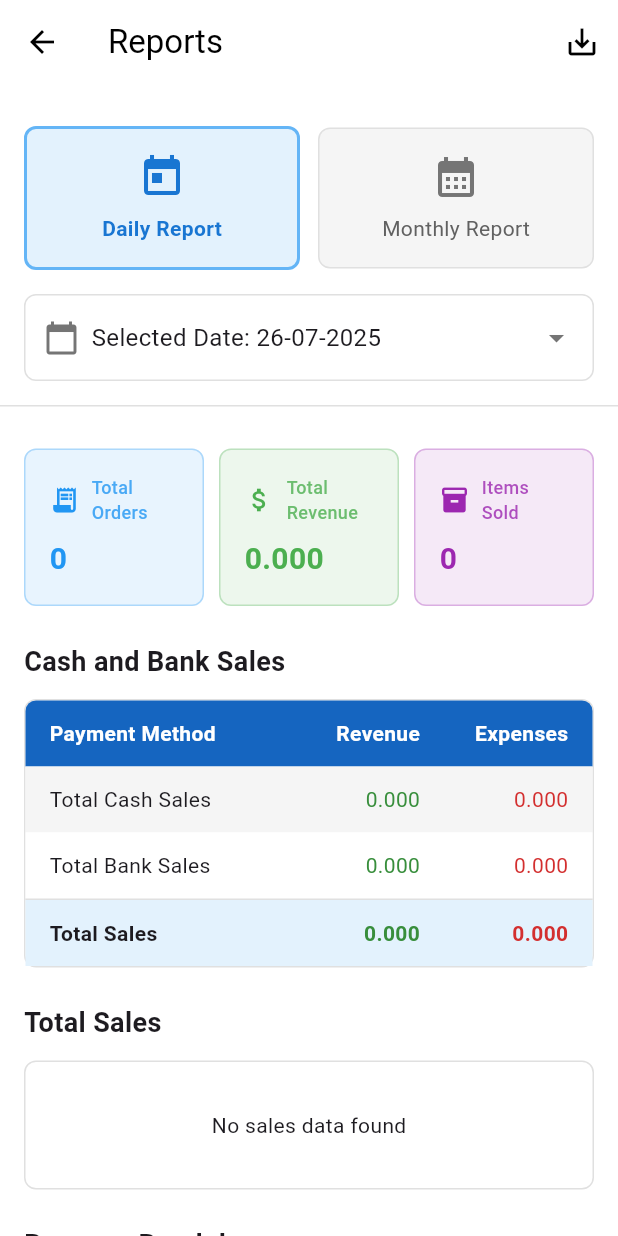
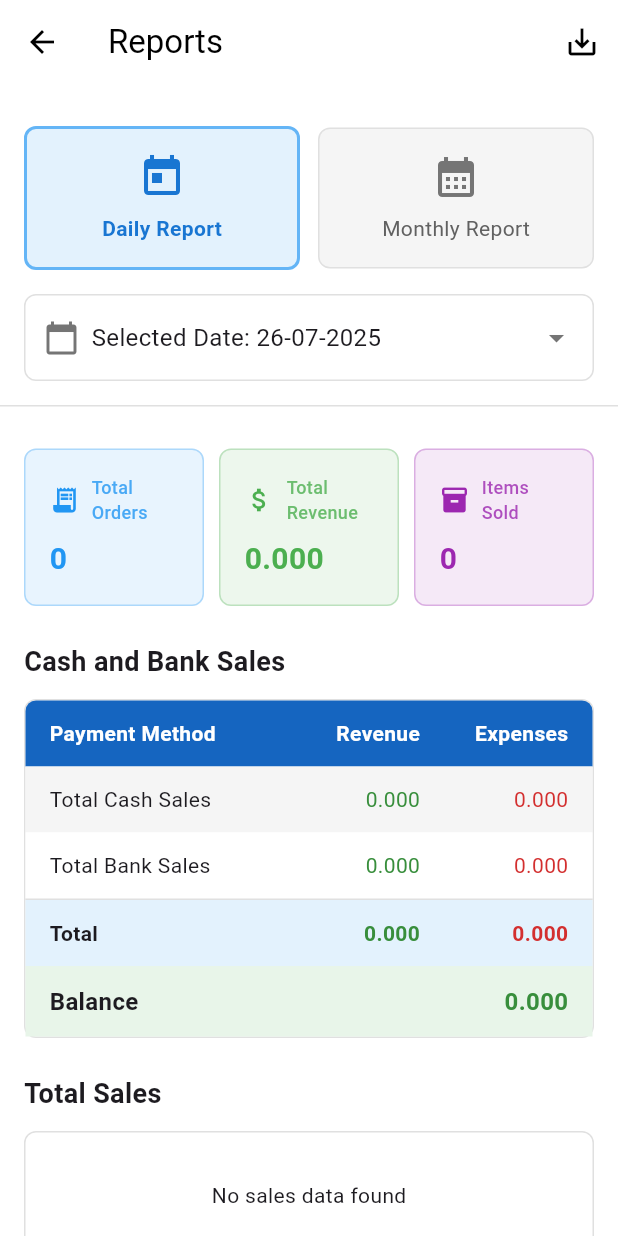
Before and after one commit to fathimarinzy/Cafe-Manager, a Flutter app: the ReportScreen screen opened by its route, on a phone screen of 412 x 824 dp. Run offline on Flutter 3.47's test engine with Material 3 defaults, Android fonts, the phone set to English and light mode, and no system bars; our stand-ins replace cached_network_image, flutter_secure_storage, fluttertoast, google_sign_in, image_picker, pdf and 4 more; missing offline and left inert: esc_pos_printer, esc_pos_utils, flutter_pdfview, googleapis, network_info_plus; accounts and stored records are empty.

Commit message:
forty eighth commit

```diff
--- a/cafeapp/lib/screens/report_screen.dart
+++ b/cafeapp/lib/screens/report_screen.dart
@@ -42,18 +42,10 @@ class _ReportScreenState extends State<ReportScreen> {
   void initState() {
     super.initState();
     final now = DateTime.now();
-
-    if (now.month == 1) {
-      _startDate = DateTime(now.year - 1, 12, now.day);
-    } else {
-      _startDate = DateTime(now.year, now.month - 1, now.day);
-    }
-
-    final daysInPreviousMonth = _getDaysInMonth(_startDate.year, _startDate.month);
-    if (_startDate.day > daysInPreviousMonth) {
-      _startDate = DateTime(_startDate.year, _startDate.month, daysInPreviousMonth);
-    }
-
+    // Set start date to first day of current month instead of previous month
+    _startDate = DateTime(now.year, now.month, 1);
+
+    // End date remains current date
     _endDate = DateTime.now();
     _loadReport();
   }
@@ -375,6 +367,8 @@ String _getTranslatedServiceType(String serviceType) {
                       ),
                     ],
                   ),
+                   // Add Balance Row as separate widget
+                  _buildPdfBalanceRow(paymentTotals, currencyFormat, ttf),
                 ],
               ),
             ),
@@ -472,6 +466,37 @@ String _getTranslatedServiceType(String serviceType) {
 
     return pdf;
   }
+  pw.Widget _buildPdfBalanceRow(Map<String, dynamic> paymentTotals, NumberFormat formatter, pw.Font? font) {
+  // Calculate balance (Total Revenue - Total Expenses)
+  final totalRevenue = _getPaymentValue(paymentTotals, 'total', 'sales');
+  final totalExpenses = _getPaymentValue(paymentTotals, 'total', 'expenses');
+  final balance = totalRevenue - totalExpenses;
+
+  return pw.Container(
+    padding: const pw.EdgeInsets.all(5),
+    decoration: pw.BoxDecoration(
+      color: balance >= 0 ? PdfColors.green50 : PdfColors.red50,
+      border: pw.Border.all(color: PdfColors.grey300),
+    ),
+    child: pw.Row(
+      mainAxisAlignment: pw.MainAxisAlignment.spaceBetween,
+      children: [
+        pw.Text(
+          'Balance'.tr(),
+          style: pw.TextStyle(font: font, fontWeight: pw.FontWeight.bold),
+        ),
+        pw.Text(
+          formatter.format(balance),
+          style: pw.TextStyle(
+            font: font,
+            fontWeight: pw.FontWeight.bold,
+            color: balance >= 0 ? PdfColors.green800 : PdfColors.red800
+          ),
+        ),
+      ],
+    ),
+  );
+}
 
   pw.TableRow _buildPdfPaymentRow(String label, String method, Map<String, dynamic> paymentTotals, NumberFormat formatter, pw.Font? font) {
     return pw.TableRow(
@@ -559,9 +584,6 @@ String _getTranslatedServiceType(String serviceType) {
     );
   }
 
-  int _getDaysInMonth(int year, int month) {
-    return DateTime(year, month + 1, 0).day;
-  }
 
   String _getCacheKey(String reportType, DateTime date, {DateTime? endDate}) {
     if (reportType == 'daily') {
@@ -1516,6 +1538,11 @@ String _getTranslatedServiceType(String serviceType) {
 
   final currencyFormat = NumberFormat.currency(symbol: '', decimalDigits: 3);
 
+  // Calculate balance (Total Revenue - Total Expenses)
+  final totalRevenue = _getPaymentValue(paymentTotals, 'total', 'sales');
+  final totalExpenses = _getPaymentValue(paymentTotals, 'total', 'expenses');
+  final balance = totalRevenue - totalExpenses;
+
   return Column(
     crossAxisAlignment: CrossAxisAlignment.start,
     children: [
@@ -1598,17 +1625,62 @@ String _getTranslatedServiceType(String serviceType) {
             Divider(height: 1, color: Colors.grey.shade300),
 
             _buildPaymentRow(
-                'Total Sales'.tr(),
-                _getPaymentValue(paymentTotals, 'total', 'sales'),
-                _getPaymentValue(paymentTotals, 'total', 'expenses'),
+              'Total'.tr(),
+              totalRevenue,
+              totalExpenses,
               currencyFormat,
               Colors.blue.shade50,
               isTotal: true,
             ),
-            ],
-          ),
-        ),
-      ],
+
+            // Add Balance Row
+            _buildBalanceRow(
+              'Balance'.tr(),
+              balance,
+              currencyFormat,
+              balance >= 0 ? Colors.green.shade50 : Colors.red.shade50,
+            ),
+          ],
+        ),
+      ),
+    ],
+  );
+}
+ Widget _buildBalanceRow(
+  String label,
+  double balance,
+  NumberFormat formatter,
+  Color backgroundColor,
+) {
+  return Container(
+    padding: const EdgeInsets.symmetric(vertical: 12, horizontal: 16),
+    color: backgroundColor,
+    child: Row(
+      children: [
+        Expanded(
+          flex: 3,
+          child: Text(
+            label,
+            style: const TextStyle(
+              fontWeight: FontWeight.bold,
+              fontSize: 16,
+            ),
+          ),
+        ),
+        Expanded(
+          flex: 4, // Spans across both Revenue and Expenses columns
+          child: Text(
+            formatter.format(balance),
+            style: TextStyle(
+              color: balance >= 0 ? Colors.green.shade700 : Colors.red.shade700,
+              fontWeight: FontWeight.bold,
+              fontSize: 16,
+            ),
+            textAlign: TextAlign.right,
+          ),
+        ),
+      ],
+    ),
   );
 }
 
```
Lines whose indentation alone changed are shown as unchanged.
